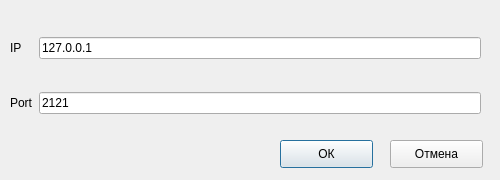
RazuvaevDD/ProjectWork2019Neiro, file VS/NeiroApp/NeiroApp/GUI/TCP_IPWindow.ui: the form before one commit.
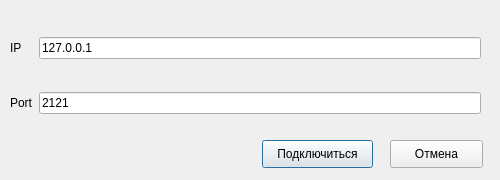
The form after the commit.

Commit message: Added inactive condition for button start and stop

Patch:
```diff
--- a/VS/NeiroApp/NeiroApp/GUI/TCP_IPWindow.ui
+++ b/VS/NeiroApp/NeiroApp/GUI/TCP_IPWindow.ui
@@ -80,14 +80,14 @@
   <widget class="QPushButton" name="okButton">
    <property name="geometry">
     <rect>
-     <x>280</x>
+     <x>262</x>
      <y>140</y>
-     <width>93</width>
+     <width>111</width>
      <height>28</height>
     </rect>
    </property>
    <property name="text">
-    <string>ОК</string>
+    <string>Подключиться</string>
    </property>
   </widget>
   <widget class="QPushButton" name="cancelButton">
```
The commit also changes 1 other file.
